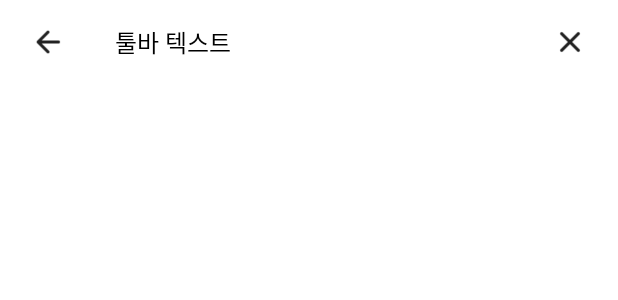
After one commit to wupitch/wupitch-AOS, an Android app: the layout custom_toolbar.xml on its own in the app's theme, with its tools: preview values and no code run, on a phone screen of 412 x 824 dp. The commit adds this screen. Shown: the top 300 px of the screen. Run offline under Robolectric (Android 15) with nearby library versions, the phone set to English and light mode, and no system bars.

Commit message:
custom toolbar 구현 && base statusbar function 구현

```diff
--- a/app/src/main/java/wupitch/android/presentation/signup/ServiceAgreementFragment.kt
+++ b/app/src/main/java/wupitch/android/presentation/signup/ServiceAgreementFragment.kt
@@ -5,6 +5,7 @@ import android.text.Html
 import android.util.Log
 import android.view.View
 import android.widget.CompoundButton
+import android.widget.Toast
 import androidx.navigation.Navigation
 import androidx.navigation.findNavController
 import androidx.navigation.fragment.findNavController
@@ -26,7 +27,12 @@ class ServiceAgreementFragment
 
         binding.fragment = this
         setTitleText()
+        setStatusBar(R.color.white)
 
+    }
+
+    fun testClick() {
+        Toast.makeText(requireContext(), "left icon clicked!", Toast.LENGTH_SHORT).show()
     }
 
     val checkedChangeListener =
--- /dev/null
+++ b/app/src/main/res/layout/custom_toolbar.xml
@@ -0,0 +1,66 @@
+<?xml version="1.0" encoding="utf-8"?>
+<androidx.appcompat.widget.Toolbar xmlns:android="http://schemas.android.com/apk/res/android"
+    xmlns:app="http://schemas.android.com/apk/res-auto"
+    xmlns:tools="http://schemas.android.com/tools"
+    android:id="@+id/custom_toolbar"
+    android:layout_width="match_parent"
+    android:layout_height="?attr/actionBarSize"
+    app:contentInsetStart="0dp">
+
+    <RelativeLayout
+        android:id="@+id/linearlayout_toolbar"
+        android:layout_width="match_parent"
+        android:layout_height="match_parent">
+
+        <LinearLayout
+            android:id="@+id/ll_toolbar_left"
+            android:layout_width="wrap_content"
+            android:layout_height="match_parent"
+            android:layout_alignParentStart="true"
+            android:gravity="center_vertical"
+            android:paddingVertical="10dp"
+            android:paddingEnd="15dp"
+            android:paddingStart="20dp">
+
+        <ImageView
+            android:id="@+id/iv_toolbar_left"
+            android:layout_width="24dp"
+            android:layout_height="24dp"
+            android:src="@drawable/left"
+            />
+        </LinearLayout>
+
+        <TextView
+            android:id="@+id/tv_toolbar_title"
+            android:layout_width="wrap_content"
+            android:layout_height="wrap_content"
+            android:layout_centerVertical="true"
+            android:layout_toEndOf="@id/ll_toolbar_left"
+            android:fontFamily="@font/noto_sans_kr_bold"
+            android:textColor="@color/black"
+            android:textSize="16sp"
+            tools:text="툴바 텍스트"
+            android:includeFontPadding="false"
+            android:layout_marginStart="17dp"/>
+
+        <LinearLayout
+            android:id="@+id/ll_toolbar_right"
+            android:layout_width="wrap_content"
+            android:layout_height="match_parent"
+            android:gravity="center_vertical"
+            android:layout_alignParentEnd="true"
+            android:paddingVertical="10dp"
+            android:paddingStart="15dp"
+            android:paddingEnd="20dp">
+
+            <ImageView
+                android:id="@+id/iv_toolbar_right"
+                android:layout_width="24dp"
+                android:layout_height="24dp"
+                android:src="@drawable/close"
+                />
+
+        </LinearLayout>
+
+    </RelativeLayout>
+</androidx.appcompat.widget.Toolbar>
```
Also changed, not shown: app/src/main/AndroidManifest.xml (+8 -8 lines), app/src/main/java/wupitch/android/common/BaseActivity.kt (+16 -0 lines), app/src/main/java/wupitch/android/common/BaseFragment.kt (+21 -2 lines), app/src/main/java/wupitch/android/common/CustomToolbar.kt (added, +84 -0 lines), app/src/main/java/wupitch/android/common/Resource.kt (added, +10 -0 lines), app/src/main/java/wupitch/android/presentation/onboarding/OnboardingActivity.kt (+12 -12 lines), app/src/main/java/wupitch/android/presentation/onboarding/OnboardingViewModel.kt (+9 -0 lines), app/src/main/java/wupitch/android/util/ToolbarBindingAdapter.kt (added, +16 -0 lines), app/src/main/res/layout/fragment_service_agreement.xml (+12 -2 lines), app/src/main/res/values-night/attrs.xml (added, +9 -0 lines), app/src/main/res/drawable/close.png (added), app/src/main/res/drawable/left.png (added).
